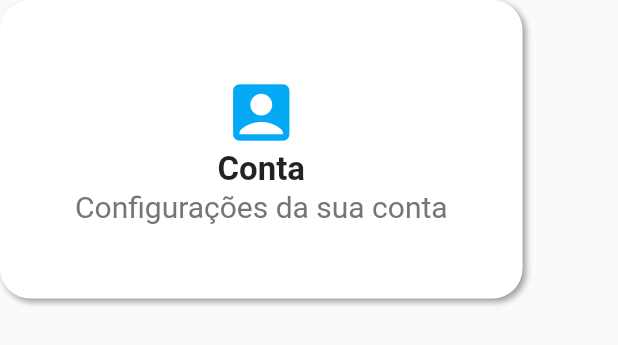
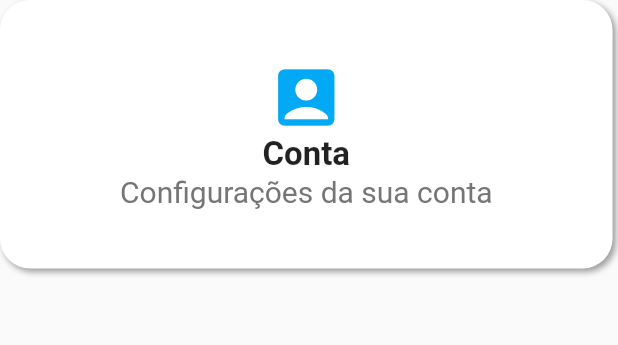
Before and after one commit to jgdml/Lists, a Flutter app: the BlockButton widget shown alone on an empty page, opened directly, on a phone screen of 412 x 824 dp. Shown: the top 345 px of the screen. Run offline on Flutter 3.47's test engine with Material 2 defaults, Android fonts, the phone set to English and light mode, and no system bars.

Commit message:
padding melhor / funcao on tap

```diff
--- a/lib/view/widget/block_button.dart
+++ b/lib/view/widget/block_button.dart
@@ -13,7 +13,7 @@ class BlockButton extends StatelessWidget {
         required this.icone,
         required this.titulo,
         required this.subtitulo,
-        this.func
+        required this.func
     }) : super(key: key);
 
     @override
@@ -26,10 +26,10 @@ class BlockButton extends StatelessWidget {
             ),
 
             child: InkWell(
-                onTap: () => null,
+                onTap: func,
 
                 child: Container(
-                    padding: EdgeInsets.all(50),
+                    padding: EdgeInsets.symmetric(horizontal: 80, vertical: 40),
 
                     child: FittedBox(
                       child: Column(children: [
```
